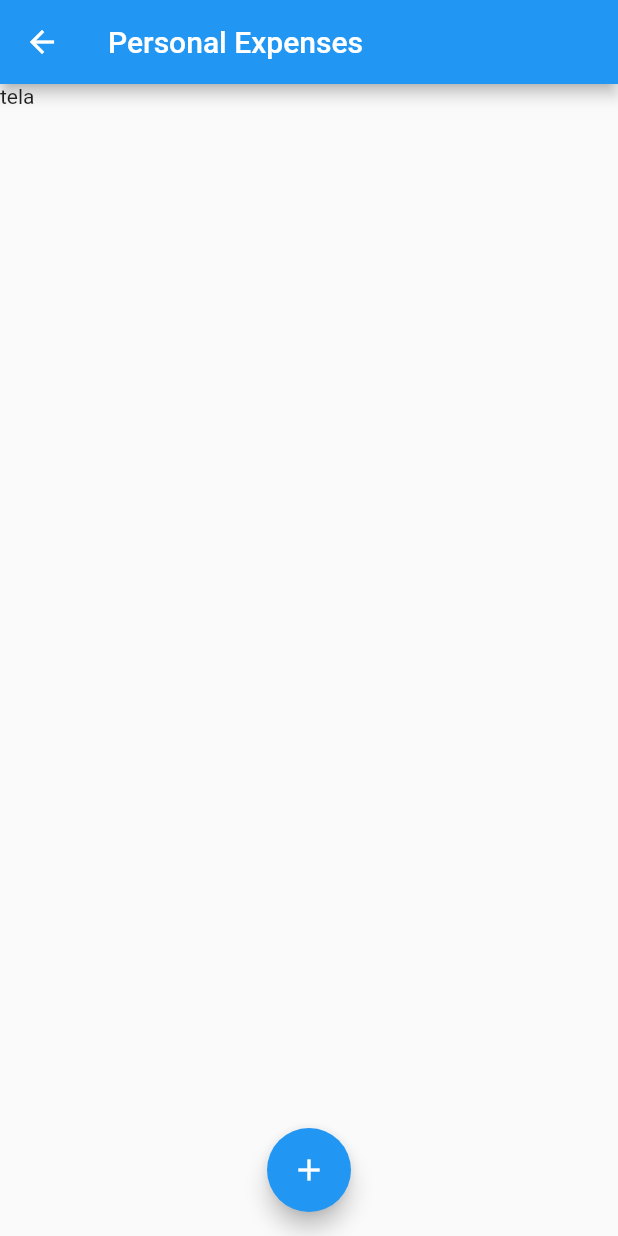
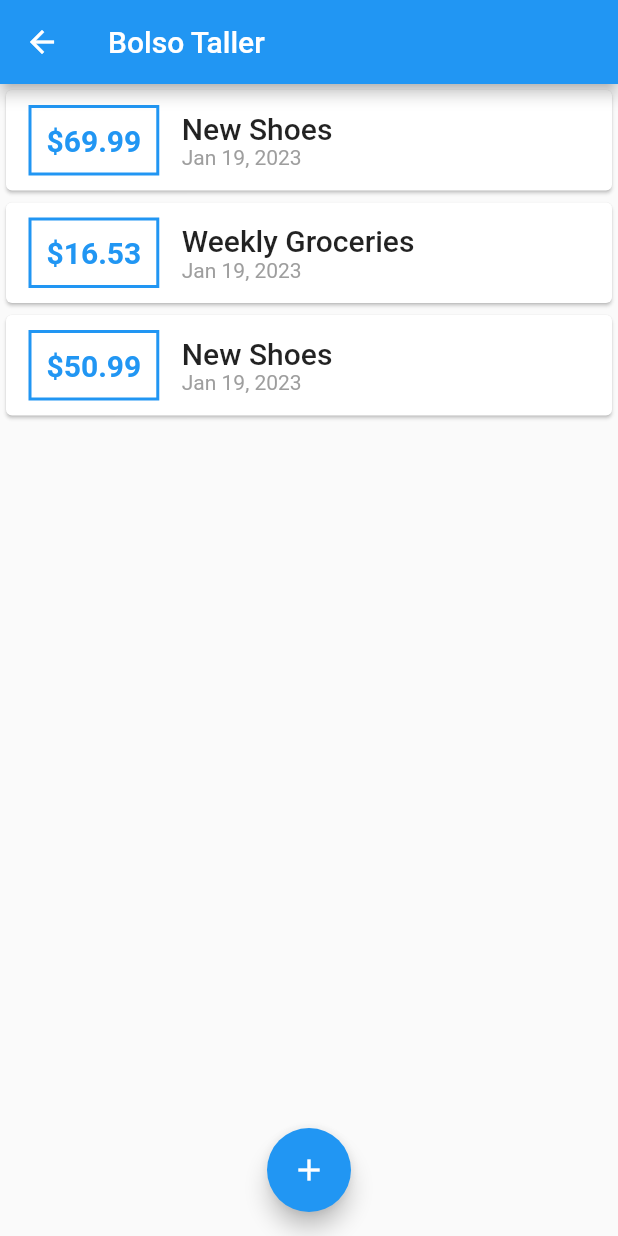
Before and after one commit to this-is-allan/bolso_flutter, a Flutter app: the DashboardScreen screen opened directly, on a phone screen of 412 x 824 dp. Run offline on Flutter 3.47's test engine with Material 2 defaults, Android fonts, the phone set to English and light mode, and no system bars.

Commit message:
feat: create transactions list

```diff
--- /dev/null
+++ b/lib/models/transaction.dart
@@ -0,0 +1,19 @@
+class TransactionModel {
+  late final int id;
+  late final String title;
+  late final double amount;
+  late final DateTime date;
+
+  TransactionModel({
+    required this.id,
+    required this.title,
+    required this.amount,
+    required this.date,
+  });
+}
+
+//   //We added some functionality to our model
+//   // getSum() {
+//   //   return number1 + number2;
+//   // }
+// }
--- a/lib/screens/dashboard_screen.dart
+++ b/lib/screens/dashboard_screen.dart
@@ -4,7 +4,10 @@
 // It will also contain a chart of the last 7 days of transactions
 // It will also contain a button to add a new transaction
 
+import 'package:bolso_taller/widgets/transaction_form.dart';
 import 'package:flutter/material.dart';
+
+import '../widgets/transaction_list.dart';
 // import 'package:bolso_taller/models/transaction.dart';
 // import 'package:bolso_taller/widgets/chart.dart';
 // import 'package:bolso_taller/widgets/new_transaction.dart';
@@ -22,16 +25,15 @@ class _DashboardScreenState extends State<DashboardScreen> {
   Widget build(BuildContext context) {
     return Scaffold(
       appBar: AppBar(
-        title: const Text('Personal Expenses'),
+        title: const Text('Bolso Taller'),
       ),
       body: SingleChildScrollView(
         child: Column(
           // mainAxisAlignment: MainAxisAlignment.spaceAround,
           crossAxisAlignment: CrossAxisAlignment.stretch,
           children: [
-            Text('tela')
             // Chart(),
-            // TransactionList(),
+            TransactionList(),
           ],
         ),
       ),
--- /dev/null
+++ b/lib/widgets/transaction_list.dart
@@ -0,0 +1,85 @@
+import 'dart:developer';
+
+import 'package:flutter/material.dart';
+import 'package:intl/intl.dart';
+
+import '../models/transaction.dart';
+
+class TransactionList extends StatelessWidget {
+  TransactionList({super.key});
+
+  final List<TransactionModel> transactions = [
+    TransactionModel(
+      id: 1,
+      title: 'New Shoes',
+      amount: 69.99,
+      date: DateTime.now(),
+    ),
+    TransactionModel(
+      id: 2,
+      title: 'Weekly Groceries',
+      amount: 16.53,
+      date: DateTime.now(),
+    ),
+    TransactionModel(
+      id: 3,
+      title: 'New Shoes',
+      amount: 50.99,
+      date: DateTime.now(),
+    ),
+  ];
+
+  @override
+  Widget build(BuildContext context) {
+    return Container(
+      height: 300,
+      child: ListView.builder(
+        itemBuilder: (context, index) {
+          return Card(
+            child: Row(
+              children: [
+                Container(
+                  margin: const EdgeInsets.symmetric(
+                    vertical: 10,
+                    horizontal: 15,
+                  ),
+                  decoration: BoxDecoration(
+                    border: Border.all(
+                      color: Theme.of(context).primaryColor,
+                      width: 2,
+                    ),
+                  ),
+                  padding: const EdgeInsets.all(10),
+                  child: Text(
+                    '\$${transactions[index].amount}',
+                    style: TextStyle(
+                      fontWeight: FontWeight.bold,
+                      fontSize: 20,
+                      color: Theme.of(context).primaryColor,
+                    ),
+                  ),
+                ),
+                Column(
+                  crossAxisAlignment: CrossAxisAlignment.start,
+                  children: [
+                    Text(
+                      transactions[index].title,
+                      style: Theme.of(context).textTheme.headline6,
+                    ),
+                    Text(
+                      DateFormat.yMMMd().format(transactions[index].date),
+                      style: const TextStyle(
+                        color: Colors.grey,
+                      ),
+                    ),
+                  ],
+                ),
+              ],
+            ),
+          );
+        },
+        itemCount: transactions.length,
+      ),
+    );
+  }
+}
--- a/pubspec.yaml
+++ b/pubspec.yaml
@@ -36,6 +36,7 @@ dependencies:
   # The following adds the Cupertino Icons font to your application.
   # Use with the CupertinoIcons class for iOS style icons.
   cupertino_icons: ^1.0.2
+  intl: ^0.18.0
 
 dev_dependencies:
   flutter_test:
```
Also changed, not shown: lib/main.dart (+8 -97 lines), lib/widgets/transaction_form.dart (added, +32 -0 lines), pubspec.lock, 1 other file.
